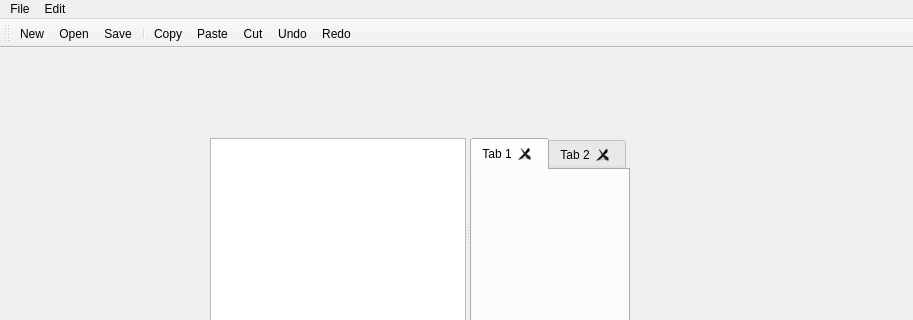
Qt form app/src/mainwindow.ui (alejinjer/UText) before a commit; both pictures show x 0 to 913 and y 0 to 320 of the 913 by 753 pixel window.
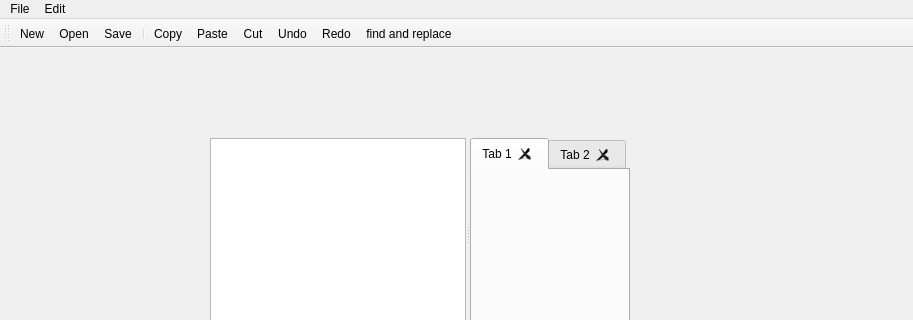
The same form after that commit. Icons and pictures are not drawn.

Commit message: fix tooltipes,add find and replace func

Diff of the .ui file:
```diff
--- a/app/src/mainwindow.ui
+++ b/app/src/mainwindow.ui
@@ -100,6 +100,7 @@
    <addaction name="actionCut"/>
    <addaction name="actionUndo"/>
    <addaction name="actionRedo"/>
+   <addaction name="actionfind_and_replace"/>
   </widget>
   <widget class="QStatusBar" name="statusBar"/>
   <action name="actionNew">
@@ -174,6 +175,11 @@
     <string>Redo</string>
    </property>
   </action>
+  <action name="actionfind_and_replace">
+   <property name="text">
+    <string>find and replace</string>
+   </property>
+  </action>
  </widget>
  <layoutdefault spacing="6" margin="11"/>
  <resources>
```
Left out of the diff: 3 changed lines with no effect on the pictures. The commit also changes 3 other files.
